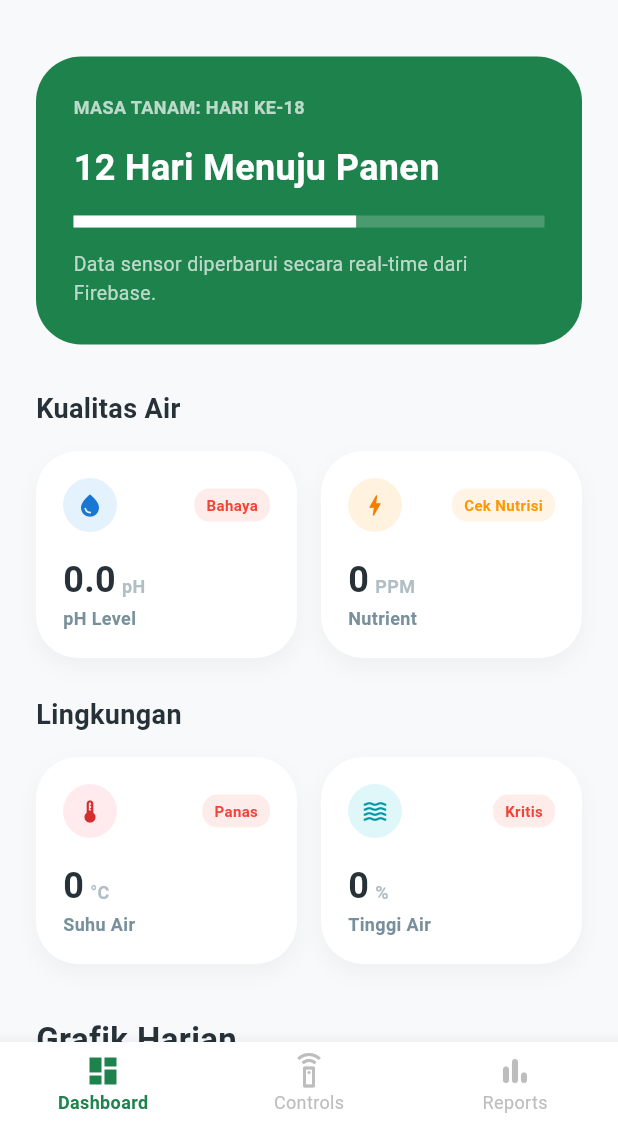
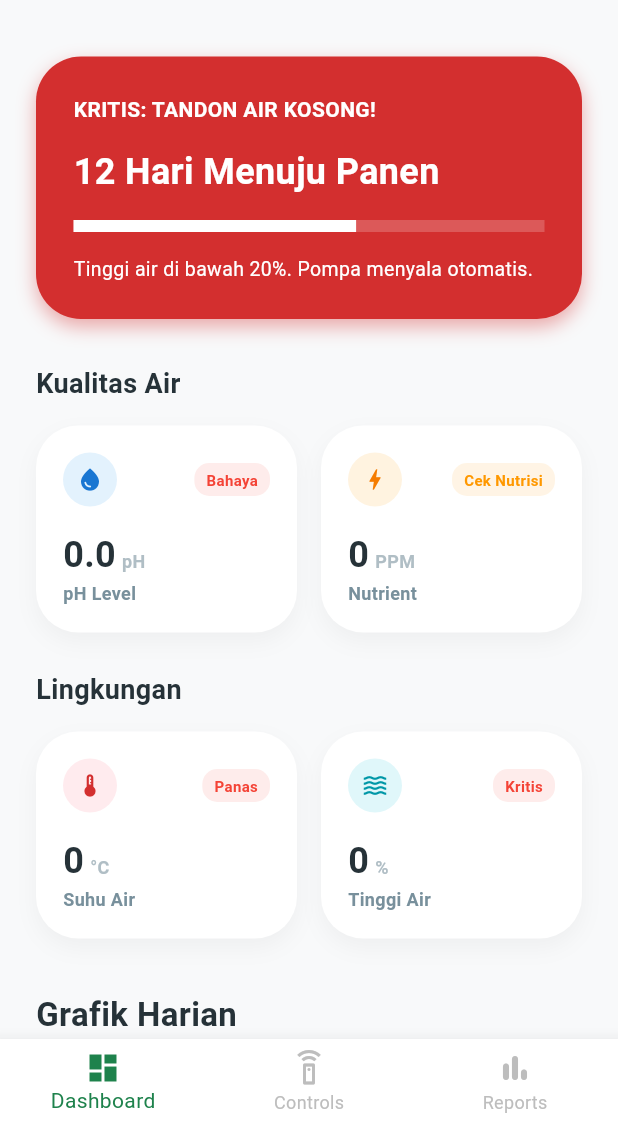
Before and after one commit to damarnr/seladata_app, a Flutter app: the MainPage screen opened directly, on a phone screen of 412 x 824 dp, the part 110-1236 px from its top. Run offline on Flutter 3.47's test engine with Material 3 defaults, Android fonts, the phone set to English and light mode, and no system bars; our stand-ins replace firebase_auth, firebase_core, firebase_database; accounts and stored records are empty.

Commit message:
feat: menambah logika banner dinamis dan notifikasi peringatan tandon air

```diff
--- a/lib/main.dart
+++ b/lib/main.dart
@@ -2,9 +2,12 @@ import 'package:flutter/material.dart';
 import 'package:firebase_core/firebase_core.dart';
 import 'package:firebase_auth/firebase_auth.dart';
 import 'package:firebase_database/firebase_database.dart';
+import 'package:seladata/screens/splash_screen.dart';
 import 'dart:async';
 import 'firebase_options.dart';
 
+// Pastikan import SplashPage sudah benar sesuai folder proyekmu
+import 'screens/splash_screen.dart';
 import 'screens/dashboard_page.dart';
 import 'screens/control_page.dart';
 import 'screens/reports_page.dart';
@@ -30,12 +33,10 @@ class MyApp extends StatelessWidget {
       title: 'SelaData',
       theme: ThemeData(
         useMaterial3: true,
-        // Konsistensi warna hijau sesuai identitas SelaData
         colorScheme: ColorScheme.fromSeed(
           seedColor: const Color(0xFF1E824C),
           primary: const Color(0xFF1E824C),
         ),
-        // Mengatur font default agar bersih dan profesional
         fontFamily: 'Roboto',
         scaffoldBackgroundColor: const Color(0xFFF8F9FA),
         appBarTheme: const AppBarTheme(
@@ -45,10 +46,13 @@ class MyApp extends StatelessWidget {
           centerTitle: true,
         ),
       ),
-      home: const LoginPage(),
+      // MENGEMBALIKAN KE SplashPage SEBAGAI HALAMAN AWAL
+      home: const SplashScreen(),
     );
   }
 }
+
+// ... (Sisa kode MainPage dan State tetap sama seperti sebelumnya)
 
 class MainPage extends StatefulWidget {
   const MainPage({super.key});
@@ -144,6 +148,9 @@ class _MainPageState extends State<MainPage> {
     );
   }
 
+// ... (Bagian import dan class awal tetap sama)
+
+  // PERBAIKAN FUNGSI DIALOG LOGOUT
   void _showLogoutDialog() {
     showDialog(
       context: context,
@@ -152,11 +159,21 @@ class _MainPageState extends State<MainPage> {
         title: const Text("Logout"),
         content: const Text("Apakah Anda yakin ingin keluar dari SelaData?"),
         actions: [
-          TextButton(onPressed: () => Navigator.pop(context), child: const Text("Batal")),
+          TextButton(
+            onPressed: () => Navigator.pop(context),
+            child: const Text("Batal")
+          ),
           TextButton(
             onPressed: () async {
-              await _auth.signOut();
-              if (mounted) Navigator.pushReplacementNamed(context, '/login');
+              await _auth.signOut(); // Logout dari Firebase
+              if (mounted) {
+                // Gunakan cara ini agar tidak perlu mendaftarkan rute manual di MaterialApp
+                Navigator.pushAndRemoveUntil(
+                  context,
+                  MaterialPageRoute(builder: (context) => const LoginPage()),
+                  (route) => false, // Menghapus semua riwayat halaman
+                );
+              }
             },
             child: const Text("Keluar", style: TextStyle(color: Colors.red)),
           ),
@@ -183,7 +200,6 @@ class _MainPageState extends State<MainPage> {
         unselectedItemColor: Colors.grey[400],
         currentIndex: _selectedIndex,
         type: BottomNavigationBarType.fixed,
-        selectedLabelStyle: const TextStyle(fontWeight: FontWeight.bold, fontSize: 12),
         onTap: (index) => setState(() => _selectedIndex = index),
         items: const [
           BottomNavigationBarItem(icon: Icon(Icons.dashboard_outlined), activeIcon: Icon(Icons.dashboard), label: 'Dashboard'),
@@ -205,31 +221,18 @@ class _MainPageState extends State<MainPage> {
                   color: Colors.white,
                   shape: BoxShape.circle,
                   border: Border.all(color: Colors.white, width: 2),
-                // Memberikan sedikit bayangan agar logo lebih menonjol
-                boxShadow: [
-                  BoxShadow(
-                    color: Colors.black.withOpacity(0.1),
-                    blurRadius: 8,
-                    offset: const Offset(0, 2),
-                  ),
-                ],
                 ),
                 child: ClipOval(
                   child: Padding(
-                  padding: const EdgeInsets.all(8.0), // Memberikan ruang agar logo tidak mepet ke pinggir
+                    padding: const EdgeInsets.all(8.0),
                     child: Image.asset(
-                    'assets/images/header.png', // Pastikan path ini sesuai dengan lokasi logo kamu
+                      'assets/images/logo_seladata.png',
                       fit: BoxFit.contain,
                       errorBuilder: (context, error, stackTrace) {
-                      // Jika gambar gagal dimuat, tampilkan inisial sebagai cadangan
                         return Center(
                           child: Text(
                             _displayName.isNotEmpty ? _displayName[0].toUpperCase() : "S",
-                          style: const TextStyle(
-                            fontSize: 32,
-                            fontWeight: FontWeight.bold,
-                            color: Color(0xFF1E824C),
-                          ),
+                            style: const TextStyle(fontSize: 32, fontWeight: FontWeight.bold, color: Color(0xFF1E824C)),
                           ),
                         );
                       },
@@ -238,7 +241,7 @@ class _MainPageState extends State<MainPage> {
                 ),
               ),
               accountName: Text(_displayName, style: const TextStyle(fontWeight: FontWeight.bold, fontSize: 18)),
-              accountEmail: Text(_auth.currentUser?.email ?? "No Email", style: TextStyle(color: Colors.white.withOpacity(0.8))),
+              accountEmail: Text(_auth.currentUser?.email ?? "No Email"),
             ),
             _buildDrawerItem(Icons.home_outlined, "Halaman Utama", 0),
             _buildDrawerItem(Icons.history_rounded, "Laporan Riwayat", 2),
@@ -251,7 +254,7 @@ class _MainPageState extends State<MainPage> {
               child: Text(
                 "SelaData v1.0.0\nSmart Farming System",
                 textAlign: TextAlign.center,
-                style: TextStyle(color: Colors.grey, fontSize: 11, letterSpacing: 0.5),
+                style: TextStyle(color: Colors.grey, fontSize: 11),
               ),
             ),
           ],
@@ -260,6 +263,7 @@ class _MainPageState extends State<MainPage> {
     );
   }
 
+  // Fungsi helper untuk item drawer tetap sama
   Widget _buildDrawerItem(IconData icon, String title, int index, {VoidCallback? action, bool isDanger = false}) {
     bool isSelected = _selectedIndex == index;
     return Padding(
--- a/lib/screens/dashboard_page.dart
+++ b/lib/screens/dashboard_page.dart
@@ -1,6 +1,6 @@
 import 'package:flutter/material.dart';
 import 'package:firebase_database/firebase_database.dart';
-import '../widgets/custom_header.dart';
+import '../widgets/custom_header.dart'; // Pastikan path ini sesuai dengan struktur folder Anda
 
 class DashboardPage extends StatefulWidget {
   const DashboardPage({super.key});
@@ -32,6 +32,12 @@ class _DashboardPageState extends State<DashboardPage> {
               data = snapshot.data!.snapshot.value as Map<dynamic, dynamic>;
             }
 
+            // --- EKSTRAKSI DATA UNTUK BANNER ---
+            // Mengambil data dari map 'data' dan mengubahnya menjadi tipe double
+            double nilaiPh = double.tryParse(data['ph'].toString()) ?? 0.0;
+            double nilaiSuhu = double.tryParse(data['suhu_air'].toString()) ?? 0.0;
+            double nilaiTinggiAir = double.tryParse(data['tinggi_air'].toString()) ?? 0.0;
+
             return SingleChildScrollView(
               padding: const EdgeInsets.symmetric(horizontal: 24, vertical: 20),
               child: Column(
@@ -39,7 +45,10 @@ class _DashboardPageState extends State<DashboardPage> {
                 children: [
                   const CustomHeader(),
                   const SizedBox(height: 30),
-                  _buildMainBanner(),
+
+                  // Memanggil widget banner dengan data yang sudah diekstrak
+                  _buildMainBanner(nilaiPh, nilaiSuhu, nilaiTinggiAir),
+
                   const SizedBox(height: 30),
 
                   // SEKSI KUALITAS AIR
@@ -73,7 +82,7 @@ class _DashboardPageState extends State<DashboardPage> {
                   ),
                   const SizedBox(height: 25),
 
-                  // SEKSI LINGKUNGAN (SEKARANG SUDAH OTOMATIS)
+                  // SEKSI LINGKUNGAN
                   const Text("Lingkungan",
                     style: TextStyle(fontSize: 18, fontWeight: FontWeight.bold, color: Color(0xFF263238))),
                   const SizedBox(height: 15),
@@ -86,7 +95,7 @@ class _DashboardPageState extends State<DashboardPage> {
                         unit: "°C",
                         color: Colors.red[50]!,
                         iconColor: Colors.red[700]!,
-                        status: _getSuhuStatus(data['suhu_air']), // Memanggil logika suhu
+                        status: _getSuhuStatus(data['suhu_air']),
                         statusColor: _getSuhuStatusColor(data['suhu_air']),
                       )),
                       const SizedBox(width: 16),
@@ -97,7 +106,7 @@ class _DashboardPageState extends State<DashboardPage> {
                         unit: "%",
                         color: Colors.cyan[50]!,
                         iconColor: Colors.cyan[700]!,
-                        status: _getTinggiStatus(data['tinggi_air']), // Memanggil logika tinggi air
+                        status: _getTinggiStatus(data['tinggi_air']),
                         statusColor: _getTinggiStatusColor(data['tinggi_air']),
                       )),
                     ],
@@ -167,20 +176,62 @@ class _DashboardPageState extends State<DashboardPage> {
 
   // --- WIDGET PENDUKUNG ---
 
-  Widget _buildMainBanner() {
+  // Widget Banner Dinamis
+  Widget _buildMainBanner(double ph, double suhuUdara, double tinggiAir) {
+    // 1. Variabel Default (Kondisi Normal)
+    Color bannerColor = const Color(0xFF1E824C); // Hijau
+    String statusTitle = "KONDISI TANAMAN: OPTIMAL";
+    String statusMessage = "Data sensor stabil. Lingkungan ideal untuk pertumbuhan.";
+
+    // 2. Logika Kondisional (Rule-Based)
+    if (tinggiAir < 20.0) {
+      // Prioritas 1: Kritis (Merah) jika air tandon habis
+      bannerColor = Colors.red.shade700;
+      statusTitle = "KRITIS: TANDON AIR KOSONG!";
+      statusMessage = "Tinggi air di bawah 20%. Pompa menyala otomatis.";
+    } else if (ph < 5.5 || ph > 6.5) {
+      // Prioritas 2: Peringatan (Kuning/Oranye) jika pH di luar batas
+      bannerColor = Colors.orange.shade800;
+      statusTitle = "PERINGATAN: pH ABNORMAL";
+      statusMessage = "Nilai pH ($ph) di luar ambang batas. Periksa larutan nutrisi!";
+    } else if (suhuUdara < 20.0 || suhuUdara > 28.0) {
+      // Prioritas 3: Peringatan untuk fluktuasi suhu (saya sesuaikan batas suhu atas ke 28 mengikuti _getSuhuStatus Anda)
+      bannerColor = Colors.orange.shade800;
+      statusTitle = "PERINGATAN: SUHU TIDAK STABIL";
+      statusMessage = "Suhu saat ini ($suhuUdara°C). Pastikan sirkulasi udara baik.";
+    }
+
+    // 3. Tampilan Antarmuka (UI)
     return Container(
       padding: const EdgeInsets.all(25),
-      decoration: BoxDecoration(color: const Color(0xFF1E824C), borderRadius: BorderRadius.circular(30)),
+      decoration: BoxDecoration(
+        color: bannerColor,
+        borderRadius: BorderRadius.circular(30),
+        boxShadow: [
+          BoxShadow(
+            color: bannerColor.withOpacity(0.4),
+            blurRadius: 10,
+            offset: const Offset(0, 5),
+          ),
+        ]
+      ),
       child: Column(
         crossAxisAlignment: CrossAxisAlignment.start,
         children: [
-          const Text("MASA TANAM: HARI KE-18", style: TextStyle(color: Colors.white70, fontSize: 12, fontWeight: FontWeight.bold)),
+          Text(statusTitle,
+              style: const TextStyle(color: Colors.white, fontSize: 14, fontWeight: FontWeight.bold)),
           const SizedBox(height: 15),
-          const Text("12 Hari Menuju Panen", style: TextStyle(color: Colors.white, fontSize: 24, fontWeight: FontWeight.bold)),
+          const Text("12 Hari Menuju Panen",
+              style: TextStyle(color: Colors.white, fontSize: 24, fontWeight: FontWeight.bold)),
           const SizedBox(height: 15),
-          LinearProgressIndicator(value: 18 / 30, backgroundColor: Colors.white.withOpacity(0.2), valueColor: const AlwaysStoppedAnimation<Color>(Colors.white), minHeight: 8),
+          LinearProgressIndicator(
+              value: 18 / 30,
+              backgroundColor: Colors.white.withOpacity(0.2),
+              valueColor: const AlwaysStoppedAnimation<Color>(Colors.white),
+              minHeight: 8),
           const SizedBox(height: 15),
-          const Text("Data sensor diperbarui secara real-time dari Firebase.", style: TextStyle(color: Colors.white70, fontSize: 13)),
+          Text(statusMessage,
+              style: const TextStyle(color: Colors.white, fontSize: 13, height: 1.4)),
         ],
       ),
     );
--- a/pubspec.yaml
+++ b/pubspec.yaml
@@ -37,6 +37,7 @@ dependencies:
   firebase_core: ^4.7.0
   firebase_auth: ^6.4.0
   firebase_database: ^12.3.0
+  fl_chart: ^0.66.0
 
 dev_dependencies:
   flutter_test:
```
Also changed, not shown: pubspec.lock. Lines whose indentation alone changed are shown as unchanged.
